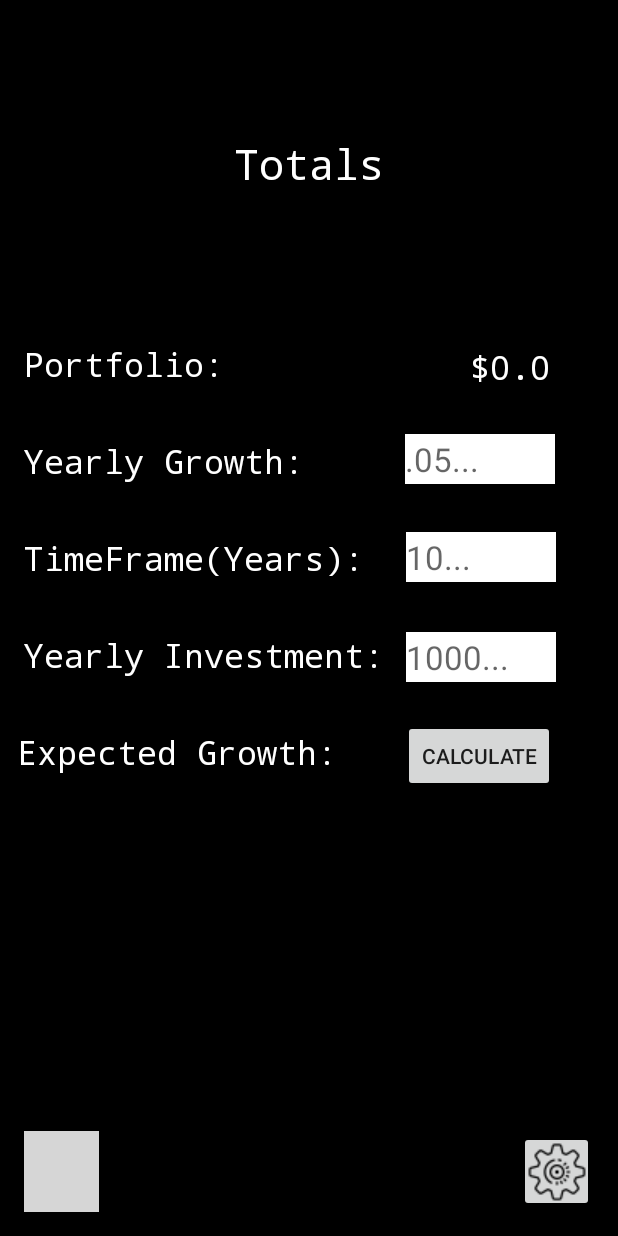
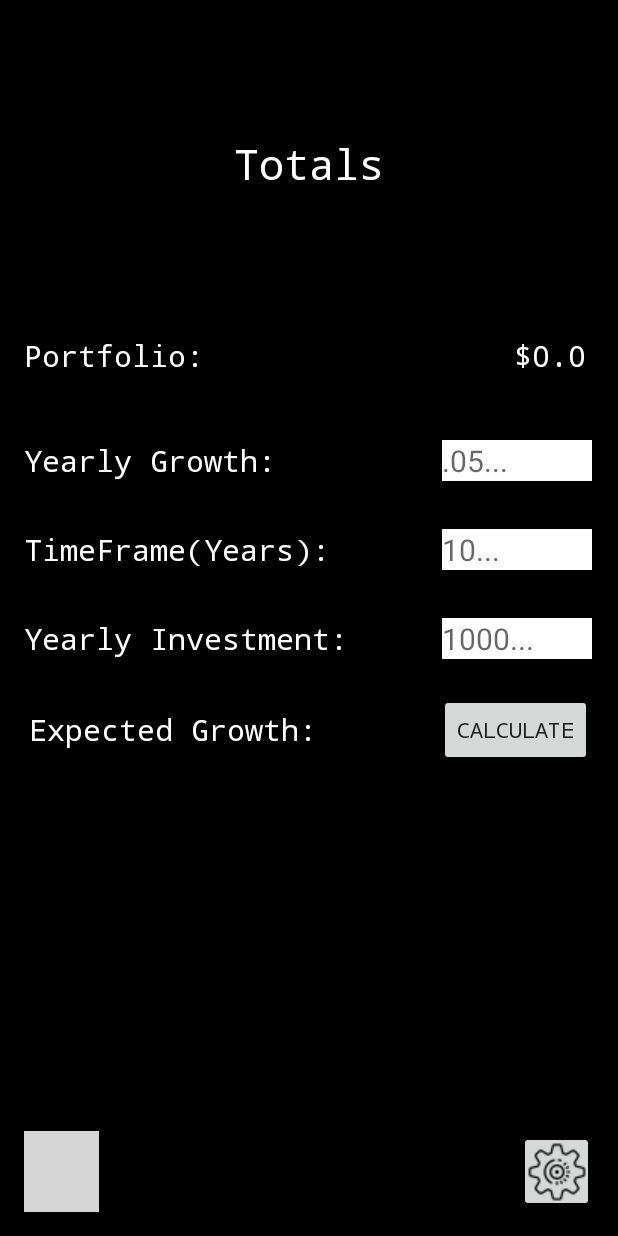
Before and after one commit to salazarbrandon1257/Android-Wealth-Application, an Android app: the TotalActivity screen opened directly, with no data from a screen before it, on a phone screen of 412 x 824 dp. Run offline under Robolectric (Android 15) with nearby library versions, the phone set to English and light mode, and no system bars; grey boxes are pictures that could not be loaded.

Commit message:
fixed xml for TotalActivity

```diff
--- a/app/src/main/res/layout/activity_portfolio.xml
+++ b/app/src/main/res/layout/activity_portfolio.xml
@@ -55,14 +55,11 @@
         android:id="@+id/imageButton3"
         android:layout_width="50dp"
         android:layout_height="54dp"
-        android:layout_marginStart="346dp"
-        android:layout_marginLeft="346dp"
         android:layout_marginEnd="16dp"
         android:layout_marginRight="16dp"
         android:layout_marginBottom="16dp"
         app:layout_constraintBottom_toBottomOf="parent"
         app:layout_constraintEnd_toEndOf="parent"
-        app:layout_constraintStart_toStartOf="parent"
         app:srcCompat="@drawable/settings" />
 
     <EditText
--- a/app/src/main/res/layout/activity_total.xml
+++ b/app/src/main/res/layout/activity_total.xml
@@ -24,138 +24,50 @@
         app:layout_constraintStart_toStartOf="parent"
         app:layout_constraintTop_toTopOf="parent" />
 
-    <EditText
-        android:id="@+id/yearlyGrowthId"
-        android:layout_width="100dp"
-        android:layout_height="33dp"
-        android:layout_marginStart="67dp"
-        android:layout_marginLeft="67dp"
-        android:layout_marginTop="19dp"
-        android:layout_marginEnd="41dp"
-        android:layout_marginRight="41dp"
-        android:background="#FFFFFF"
-        android:ems="10"
-        android:hint=".05..."
-        android:inputType="textPersonName"
-        android:textColor="#000000"
-        android:textSize="22sp"
-        app:layout_constraintEnd_toEndOf="parent"
-        app:layout_constraintHorizontal_bias="0.0"
-        app:layout_constraintStart_toEndOf="@+id/textView7"
-        app:layout_constraintTop_toBottomOf="@+id/portfolioValueId" />
-
-    <TextView
-        android:id="@+id/textView8"
-        android:layout_width="wrap_content"
-        android:layout_height="wrap_content"
-        android:layout_marginStart="16dp"
-        android:layout_marginLeft="16dp"
-        android:layout_marginTop="228dp"
-        android:text="Portfolio:"
-        android:textColor="#FFFFFF"
-        android:textSize="22sp"
-        app:fontFamily="monospace"
-        app:layout_constraintStart_toStartOf="parent"
-        app:layout_constraintTop_toTopOf="parent" />
-
-    <EditText
-        android:id="@+id/portfolioValueId"
-        android:layout_width="200dp"
-        android:layout_height="wrap_content"
-        android:layout_marginTop="220dp"
-        android:layout_marginEnd="41dp"
-        android:layout_marginRight="41dp"
-        android:gravity="right"
-        android:text="$100,000"
-        android:textColor="#FFFFFF"
-        android:textSize="22sp"
-        app:fontFamily="monospace"
-        app:layout_constraintEnd_toEndOf="parent"
-        app:layout_constraintHorizontal_bias="1.0"
-        app:layout_constraintStart_toEndOf="@+id/textView8"
-        app:layout_constraintTop_toTopOf="parent" />
 
     <TextView
         android:id="@+id/expectedGrowthId"
-        android:layout_width="200dp"
+        android:layout_width="wrap_content"
         android:layout_height="wrap_content"
 
         android:layout_marginStart="16dp"
         android:layout_marginLeft="16dp"
-        android:layout_marginTop="11dp"
-        android:layout_marginEnd="195dp"
-        android:layout_marginRight="195dp"
+        android:layout_marginTop="15dp"
         android:textColor="#FFFFFF"
-        android:textSize="35sp"
-        app:fontFamily="monospace"
-        app:layout_constraintEnd_toEndOf="parent"
-        app:layout_constraintHorizontal_bias="1.0"
-        app:layout_constraintStart_toStartOf="parent"
-        app:layout_constraintTop_toBottomOf="@+id/textView20" />
-
-    <TextView
-        android:id="@+id/textView7"
-        android:layout_width="wrap_content"
-        android:layout_height="wrap_content"
-        android:layout_marginStart="16dp"
-        android:layout_marginLeft="16dp"
-        android:layout_marginTop="35dp"
-        android:text="Yearly Growth:"
-        android:textColor="#FFFFFF"
-        android:textSize="22sp"
+        android:textSize="25sp"
         app:fontFamily="monospace"
         app:layout_constraintStart_toStartOf="parent"
-        app:layout_constraintTop_toBottomOf="@+id/textView8" />
-
-    <TextView
-        android:id="@+id/textView20"
-        android:layout_width="wrap_content"
-        android:layout_height="wrap_content"
-        android:layout_marginStart="16dp"
-        android:layout_marginLeft="16dp"
-        android:layout_marginTop="35dp"
-        android:layout_marginEnd="49dp"
-        android:layout_marginRight="49dp"
-        android:text="Expected Growth:"
-        android:textColor="#FFFFFF"
-        android:textSize="22sp"
-        app:fontFamily="monospace"
-        app:layout_constraintEnd_toStartOf="@+id/calculateButtonId"
-        app:layout_constraintStart_toStartOf="parent"
-        app:layout_constraintTop_toBottomOf="@+id/textView14" />
+        app:layout_constraintTop_toBottomOf="@+id/linearLayout2" />
 
     <EditText
         android:id="@+id/timeFrameId"
         android:layout_width="100dp"
-        android:layout_height="33dp"
-        android:layout_marginStart="27dp"
-        android:layout_marginLeft="27dp"
+        android:layout_height="wrap_content"
         android:layout_marginTop="32dp"
-        android:layout_marginEnd="41dp"
-        android:layout_marginRight="41dp"
+        android:layout_marginEnd="17dp"
+        android:layout_marginRight="17dp"
         android:background="#FFFFFF"
         android:ems="10"
         android:hint="10..."
         android:inputType="textPersonName"
         android:textColor="#000000"
-        android:textSize="22sp"
+        android:textSize="20sp"
         app:layout_constraintEnd_toEndOf="parent"
-        app:layout_constraintStart_toEndOf="@+id/textView13"
         app:layout_constraintTop_toBottomOf="@+id/yearlyGrowthId" />
 
     <EditText
         android:id="@+id/yearlyInvestId"
         android:layout_width="100dp"
-        android:layout_height="33dp"
-        android:layout_marginTop="33dp"
-        android:layout_marginEnd="41dp"
-        android:layout_marginRight="41dp"
+        android:layout_height="wrap_content"
+        android:layout_marginTop="32dp"
+        android:layout_marginEnd="17dp"
+        android:layout_marginRight="17dp"
         android:background="#FFFFFF"
         android:ems="10"
         android:hint="1000..."
         android:inputType="textPersonName"
         android:textColor="#000000"
-        android:textSize="22sp"
+        android:textSize="20sp"
         app:layout_constraintEnd_toEndOf="parent"
         app:layout_constraintTop_toBottomOf="@+id/timeFrameId" />
 
@@ -165,10 +77,10 @@
         android:layout_height="wrap_content"
         android:layout_marginStart="16dp"
         android:layout_marginLeft="16dp"
-        android:layout_marginTop="35dp"
+        android:layout_marginTop="32dp"
         android:text="TimeFrame(Years):"
         android:textColor="#FFFFFF"
-        android:textSize="22sp"
+        android:textSize="20sp"
         app:fontFamily="monospace"
         app:layout_constraintStart_toStartOf="parent"
         app:layout_constraintTop_toBottomOf="@+id/textView7" />
@@ -179,10 +91,10 @@
         android:layout_height="wrap_content"
         android:layout_marginStart="16dp"
         android:layout_marginLeft="16dp"
-        android:layout_marginTop="35dp"
+        android:layout_marginTop="32dp"
         android:text="Yearly Investment:"
         android:textColor="#FFFFFF"
-        android:textSize="22sp"
+        android:textSize="20sp"
         app:fontFamily="monospace"
         app:layout_constraintStart_toStartOf="parent"
         app:layout_constraintTop_toBottomOf="@+id/textView13" />
@@ -217,17 +129,6 @@
         app:layout_constraintStart_toStartOf="parent"
         app:srcCompat="@drawable/refresh" />
 
-    <Button
-        android:id="@+id/calculateButtonId"
-        android:layout_width="wrap_content"
-        android:layout_height="wrap_content"
-        android:layout_marginTop="25dp"
-        android:layout_marginEnd="42dp"
-        android:layout_marginRight="42dp"
-        android:text="Calculate"
-        app:layout_constraintEnd_toEndOf="parent"
-        app:layout_constraintTop_toBottomOf="@+id/yearlyInvestId" />
-
     <TextView
         android:id="@+id/growthDifferenceId"
         android:layout_width="wrap_content"
@@ -237,7 +138,7 @@
         android:layout_marginEnd="8dp"
         android:layout_marginRight="8dp"
         android:textColor="#BAFF7F"
-        android:textSize="22sp"
+        android:textSize="20sp"
         app:layout_constraintEnd_toStartOf="@+id/percentageGrowthId"
         app:layout_constraintStart_toStartOf="parent"
         app:layout_constraintTop_toBottomOf="@+id/expectedGrowthId" />
@@ -246,11 +147,122 @@
         android:id="@+id/percentageGrowthId"
         android:layout_width="wrap_content"
         android:layout_height="wrap_content"
-        android:layout_marginStart="8dp"
-        android:layout_marginLeft="8dp"
+        android:layout_marginStart="12dp"
+        android:layout_marginLeft="12dp"
         android:textColor="#BAFF7F"
-        android:textSize="22sp"
+        android:textSize="20sp"
         app:layout_constraintStart_toEndOf="@+id/growthDifferenceId"
         app:layout_constraintTop_toBottomOf="@+id/expectedGrowthId" />
 
+    <LinearLayout
+        android:id="@+id/linearLayout"
+        android:layout_width="match_parent"
+        android:layout_height="wrap_content"
+        android:layout_marginStart="16dp"
+        android:layout_marginLeft="16dp"
+        android:layout_marginTop="85dp"
+        android:layout_marginEnd="17dp"
+        android:layout_marginRight="17dp"
+        android:orientation="horizontal"
+        app:layout_constraintEnd_toEndOf="parent"
+        app:layout_constraintStart_toStartOf="parent"
+        app:layout_constraintTop_toBottomOf="@+id/textView16">
+
+        <TextView
+            android:id="@+id/textView8"
+            android:layout_width="wrap_content"
+            android:layout_height="wrap_content"
+            android:text="Portfolio:"
+            android:textColor="#FFFFFF"
+            android:textSize="20sp"
+            app:fontFamily="monospace"
+            app:layout_constraintStart_toStartOf="parent"
+            app:layout_constraintTop_toTopOf="parent" />
+
+        <EditText
+            android:id="@+id/portfolioValueId"
+            android:layout_width="match_parent"
+            android:layout_height="wrap_content"
+            android:gravity="right"
+            android:text="$100,000"
+            android:textColor="#FFFFFF"
+            android:textSize="20sp"
+            app:fontFamily="monospace" />
+
+
+    </LinearLayout>
+
+
+    <TextView
+        android:id="@+id/textView7"
+        android:layout_width="wrap_content"
+        android:layout_height="wrap_content"
+        android:layout_marginStart="16dp"
+        android:layout_marginLeft="16dp"
+        android:layout_marginTop="32dp"
+        android:text="Yearly Growth:"
+        android:textColor="#FFFFFF"
+        android:textSize="20sp"
+        app:fontFamily="monospace"
+        app:layout_constraintStart_toStartOf="parent"
+        app:layout_constraintTop_toBottomOf="@+id/linearLayout" />
+
+    <EditText
+        android:id="@+id/yearlyGrowthId"
+        android:layout_width="100dp"
+        android:layout_height="wrap_content"
+        android:layout_marginTop="32dp"
+        android:layout_marginEnd="17dp"
+        android:layout_marginRight="17dp"
+        android:background="#FFFFFF"
+        android:ems="10"
+        android:hint=".05..."
+        android:inputType="textPersonName"
+        android:textColor="#000000"
+        android:textSize="20sp"
+        app:layout_constraintEnd_toEndOf="parent"
+        app:layout_constraintTop_toBottomOf="@+id/linearLayout" />
+
+    <RelativeLayout
+        android:id="@+id/linearLayout2"
+        android:layout_width="0dp"
+        android:layout_height="wrap_content"
+        android:layout_marginStart="16dp"
+        android:layout_marginLeft="16dp"
+        android:layout_marginTop="23dp"
+        android:layout_marginEnd="17dp"
+        android:layout_marginRight="17dp"
+        android:orientation="horizontal"
+        app:layout_constraintEnd_toEndOf="parent"
+        app:layout_constraintStart_toStartOf="parent"
+        app:layout_constraintTop_toBottomOf="@+id/yearlyInvestId">
+
+        <TextView
+            android:id="@+id/textView20"
+            android:layout_width="wrap_content"
+            android:layout_height="wrap_content"
+            android:layout_centerVertical="true"
+            android:layout_alignParentStart="true"
+            android:layout_alignParentLeft="true"
+            android:layout_marginStart="3dp"
+            android:layout_marginLeft="3dp"
+            android:text="Expected Growth:"
+            android:textColor="#FFFFFF"
+            android:textSize="20sp"
+            app:fontFamily="monospace" />
+
+        <Button
+            android:id="@+id/calculateButtonId"
+            android:layout_width="wrap_content"
+            android:layout_height="wrap_content"
+            android:text="Calculate"
+            android:typeface="monospace"
+            android:layout_alignParentRight="true"
+            android:layout_alignParentEnd="true"/>
+
+    </RelativeLayout>
+
+
+
+
 </androidx.constraintlayout.widget.ConstraintLayout>
```
